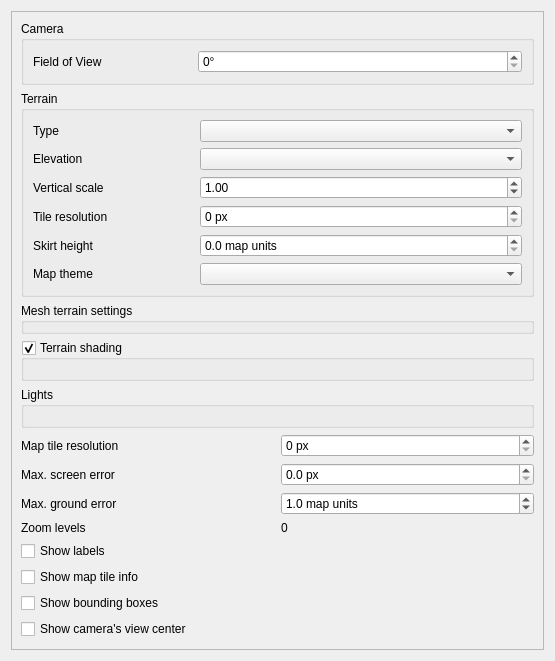
Old version of the form src/ui/3d/map3dconfigwidget.ui in the repository carsmie/QGIS.
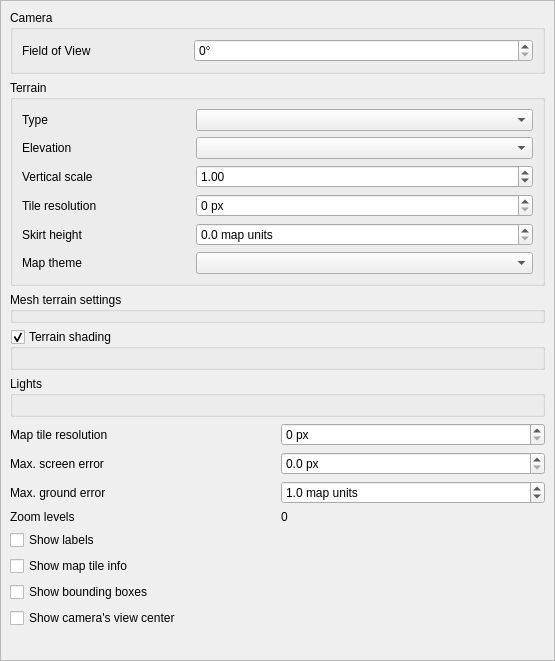
New version of the form. Custom widgets are drawn as their Qt base class.

The edit to the form file:
```diff
--- a/src/ui/3d/map3dconfigwidget.ui
+++ b/src/ui/3d/map3dconfigwidget.ui
@@ -14,6 +14,18 @@
    <string>Configure 3D Map Rendering</string>
   </property>
   <layout class="QVBoxLayout" name="verticalLayout_4">
+   <property name="leftMargin">
+    <number>0</number>
+   </property>
+   <property name="topMargin">
+    <number>0</number>
+   </property>
+   <property name="rightMargin">
+    <number>0</number>
+   </property>
+   <property name="bottomMargin">
+    <number>0</number>
+   </property>
    <item>
     <widget class="QgsScrollArea" name="scrollArea">
      <property name="widgetResizable">
```
